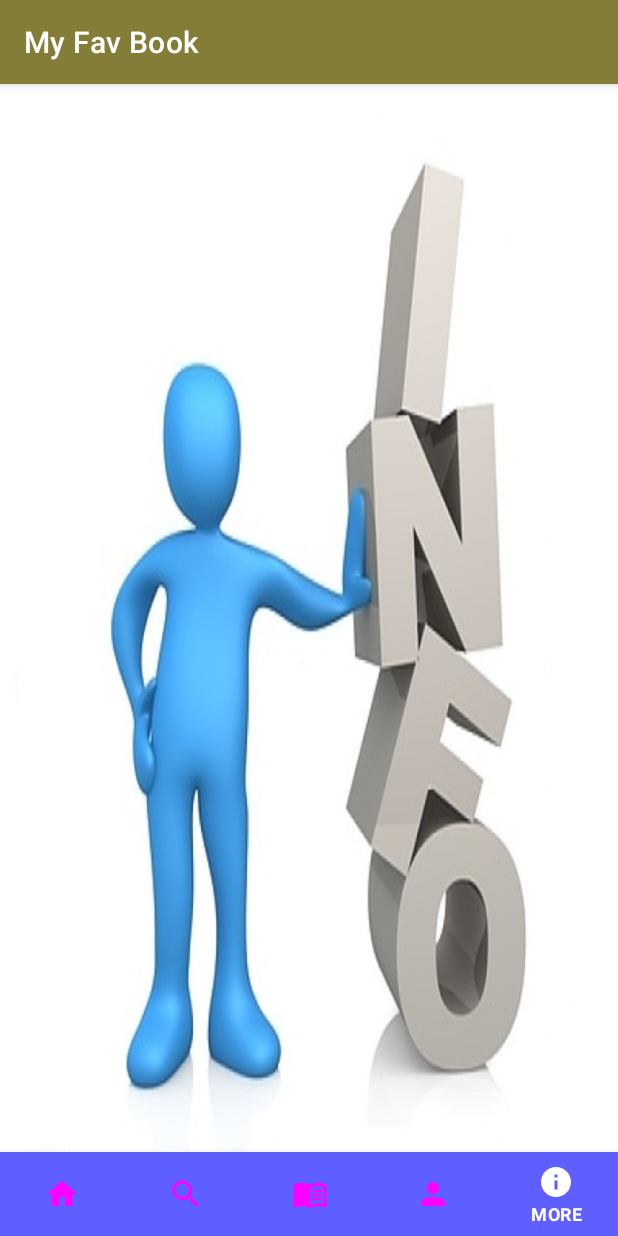
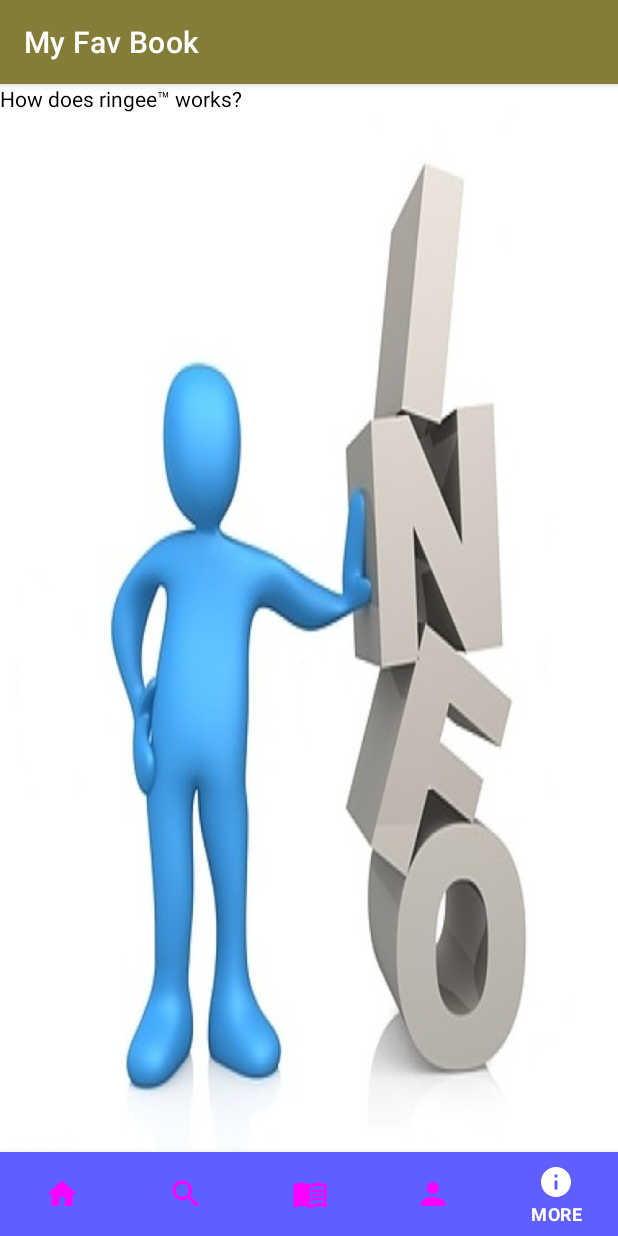
Before and after one commit to ivaperma/myFavBook, an Android app: the More screen opened directly, with no data from a screen before it, on a phone screen of 412 x 824 dp. Run offline under Robolectric (Android 15) with nearby library versions, the phone set to English and light mode, and no system bars.

Commit message:
faq questions about app info

```diff
--- a/app/src/main/java/com/example/myfavbook/activities/More.java
+++ b/app/src/main/java/com/example/myfavbook/activities/More.java
@@ -6,6 +6,9 @@ import androidx.appcompat.app.AppCompatActivity;
 import android.content.Intent;
 import android.os.Bundle;
 import android.view.MenuItem;
+import android.view.View;
+import android.widget.ImageButton;
+import android.widget.TextView;
 
 import com.example.myfavbook.R;
 import com.google.android.material.bottomnavigation.BottomNavigationView;
@@ -14,6 +17,8 @@ import com.google.android.material.navigation.NavigationBarView;
 public class More extends AppCompatActivity {
 
     BottomNavigationView bottomNavigationView;
+    private TextView q1;
+    private TextView a2;
 
     @Override
     protected void onCreate(Bundle savedInstanceState) {
@@ -54,5 +59,20 @@ public class More extends AppCompatActivity {
                 return false;
             }
         });
+
+        q1 = findViewById(R.id.qus1);
+        a2 = findViewById(R.id.ans2);
+        //initializing on click listner for our button.
+        q1.setOnClickListener(new View.OnClickListener() {
+            @Override
+            public void onClick(View v) {
+                if(a2.getVisibility()== View.GONE){
+                    a2.setVisibility(View.VISIBLE);
+                }
+                else{
+                    a2.setVisibility(View.GONE);
+                }
+            }
+        });
     }
 }
--- a/app/src/main/res/layout/activity_more.xml
+++ b/app/src/main/res/layout/activity_more.xml
@@ -6,6 +6,7 @@
     android:layout_height="match_parent"
     android:background="@drawable/infor"
     tools:context=".activities.More">
+
 
 
     <com.google.android.material.bottomnavigation.BottomNavigationView
@@ -18,4 +19,22 @@
         app:menu="@menu/menu"
         android:layout_alignParentBottom="true"/>
 
+        <TextView
+            android:id="@+id/qus1"
+            android:layout_width="299dp"
+            android:layout_height="match_parent"
+            android:text="How does ringee™ works?"
+            android:textColor="@color/black">
+
+        </TextView>
+
+        <TextView
+            android:id="@+id/ans2"
+            android:layout_width="wrap_content"
+            android:layout_height="wrap_content"
+            android:layout_marginTop="20dp"
+            android:text="no ringee™ does'nt have this functionality, it will be soon available to the users"
+            android:textColor="@color/black"
+            android:visibility="gone"/>
+
 </RelativeLayout>
```
